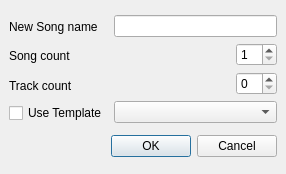
ErwanLegrand/Traverso-DAW, file src/traverso/ui/NewSongDialog.ui: the form before one commit.
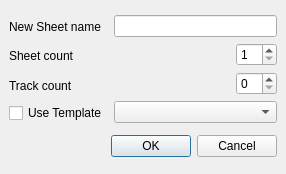
The form after the commit.

Commit message: * Renamed occurrences of Song in the GUI to Sheet

The edit to the form file:
```diff
--- a/src/traverso/ui/NewSongDialog.ui
+++ b/src/traverso/ui/NewSongDialog.ui
@@ -41,14 +41,14 @@
        <item>
         <widget class="QLabel" name="label" >
          <property name="text" >
-          <string>New Song name</string>
+          <string>New Sheet name</string>
          </property>
         </widget>
        </item>
        <item>
         <widget class="QLabel" name="label_3" >
          <property name="text" >
-          <string>Song count</string>
+          <string>Sheet count</string>
          </property>
         </widget>
        </item>
```
The commit also changes 10 other files.
